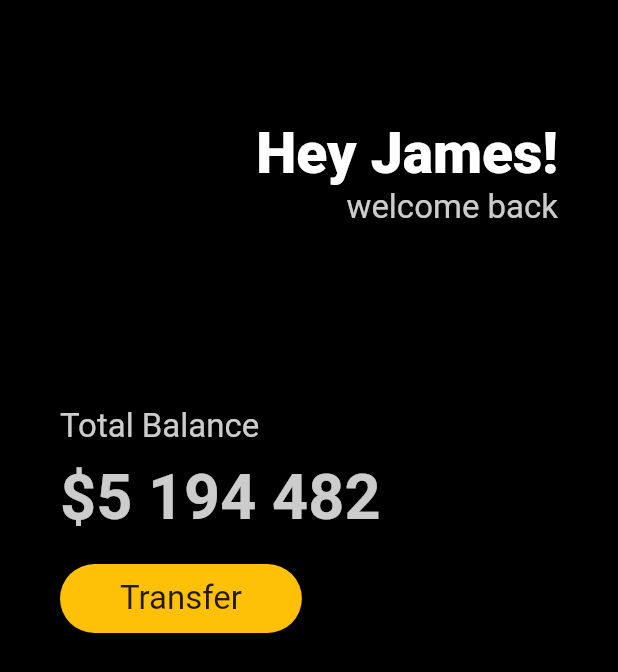
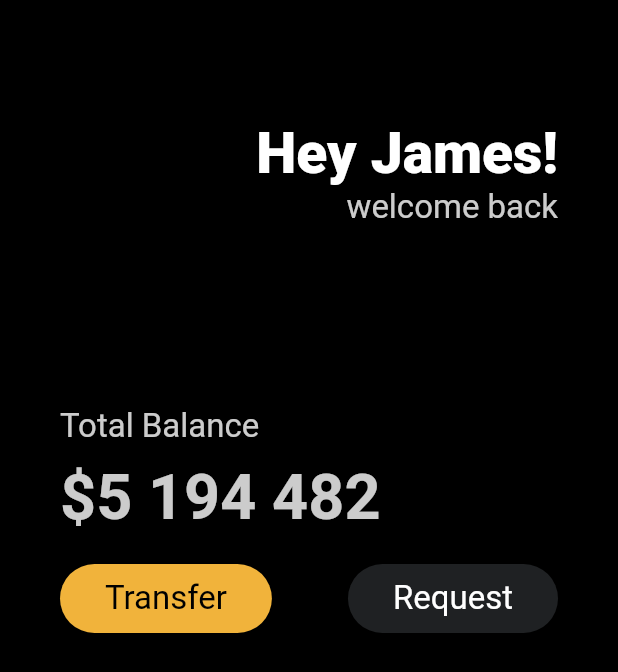
Before and after one commit to 04wakeup/toonflix, a Flutter app: the screen it shows after launch, on a phone screen of 412 x 824 dp. Shown: the top 672 px of the screen. Run offline on Flutter 3.47's test engine with Material 2 defaults, Android fonts, the phone set to English and light mode, and no system bars.

Commit message:
reusable widgets

```diff
--- a/lib/main.dart
+++ b/lib/main.dart
@@ -1,4 +1,5 @@
 import 'package:flutter/material.dart';
+import 'widgets/button.dart';
 
 void main() {
   runApp(const App());
@@ -70,26 +71,19 @@ class App extends StatelessWidget {
               const SizedBox(
                 height: 20,
               ),
-              Row(
+              const Row(
+                mainAxisAlignment: MainAxisAlignment.spaceBetween,
                 children: [
-                  Container(
-                    decoration: BoxDecoration(
-                      color: Colors.amber,
-                      borderRadius: BorderRadius.circular(45),
-                    ),
-                    child: const Padding(
-                      padding: EdgeInsets.symmetric(
-                        vertical: 10,
-                        horizontal: 40,
-                      ),
-                      child: Text(
-                        'Transfer',
-                        style: TextStyle(
-                          fontSize: 22,
-                        ),
-                      ),
-                    ),
-                  )
+                  Button(
+                    text: 'Transfer',
+                    bgColor: Color(0xFFF1B33B),
+                    textColor: Colors.black,
+                  ),
+                  Button(
+                    text: 'Request',
+                    bgColor: Color(0xFF1F2123),
+                    textColor: Colors.white,
+                  ),
                 ],
               ),
             ],
--- /dev/null
+++ b/lib/widgets/button.dart
@@ -0,0 +1,38 @@
+import 'package:flutter/material.dart';
+
+class Button extends StatelessWidget {
+  final String text;
+  final Color bgColor;
+  final Color textColor;
+
+  const Button({
+    super.key,
+    required this.text,
+    required this.bgColor,
+    required this.textColor,
+  });
+
+  @override
+  Widget build(BuildContext context) {
+    // TODO: implement build
+    return Container(
+      decoration: BoxDecoration(
+        color: bgColor,
+        borderRadius: BorderRadius.circular(45),
+      ),
+      child: Padding(
+        padding: const EdgeInsets.symmetric(
+          vertical: 10,
+          horizontal: 30,
+        ),
+        child: Text(
+          text,
+          style: TextStyle(
+            color: textColor,
+            fontSize: 22,
+          ),
+        ),
+      ),
+    );
+  }
+}
```
